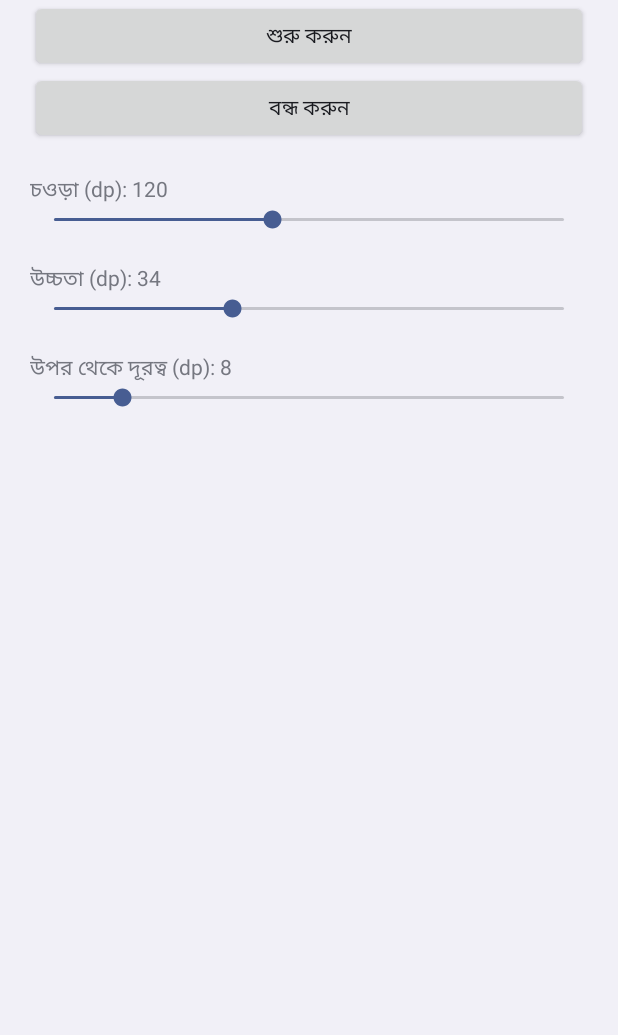
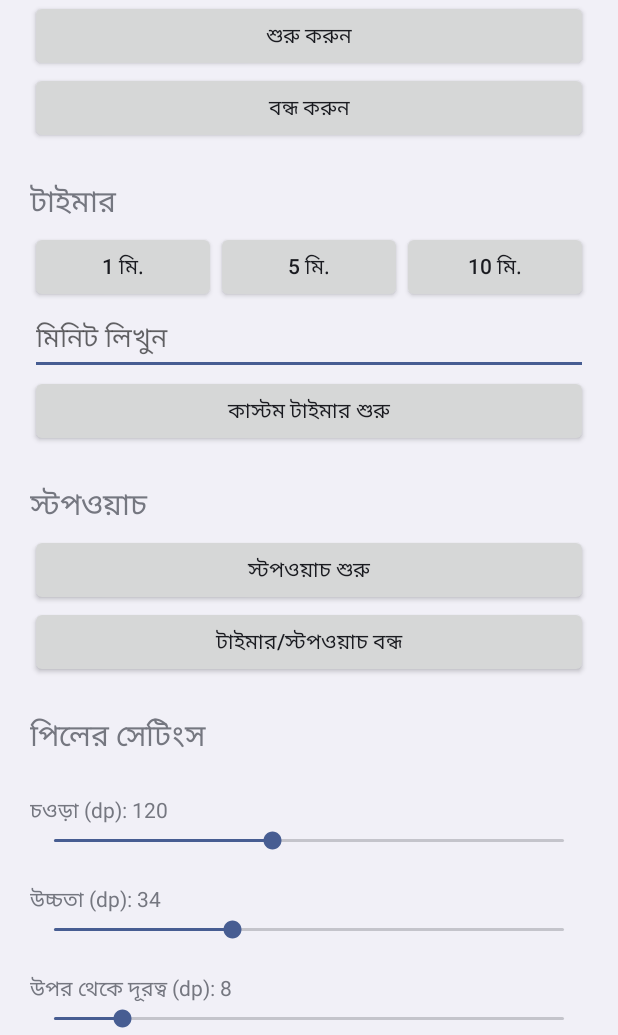
Before and after one commit to ahmedrafayet44-pixel/island-Pro, an Android app: the screen it shows after launch (MainActivity), after a tap on "শুরু করুন", on a phone screen of 412 x 824 dp, the part 201-1236 px from its top. Run offline under Robolectric (Android 15) with nearby library versions, the phone set to English and light mode, and no system bars.

Commit message:
Update MainActivity.kt

```diff
--- a/app/src/main/java/com/example/islandpro/MainActivity.kt
+++ b/app/src/main/java/com/example/islandpro/MainActivity.kt
@@ -8,11 +8,14 @@ import android.net.Uri
 import android.os.Build
 import android.os.Bundle
 import android.provider.Settings
+import android.text.InputType
 import android.widget.Button
+import android.widget.EditText
 import android.widget.LinearLayout
 import android.widget.ScrollView
 import android.widget.SeekBar
 import android.widget.TextView
+import android.widget.Toast
 
 class MainActivity : Activity() {
 
@@ -30,11 +33,44 @@ class MainActivity : Activity() {
             text = "Island"
             textSize = 28f
         })
-        root.addView(makeButton("শুরু করুন") { startIsland() })
+        root.addView(makeButton("শুরু করুন") { sendToService(null, 0) })
         root.addView(makeButton("বন্ধ করুন") {
             stopService(Intent(this, IslandService::class.java))
         })
 
+        root.addView(sectionTitle("টাইমার"))
+        val quick = LinearLayout(this).apply { orientation = LinearLayout.HORIZONTAL }
+        for (m in listOf(1, 5, 10)) {
+            quick.addView(
+                makeButton("$m মি.") { sendToService(IslandService.ACTION_TIMER, m * 60) },
+                LinearLayout.LayoutParams(0, LinearLayout.LayoutParams.WRAP_CONTENT, 1f)
+            )
+        }
+        root.addView(quick)
+
+        val custom = EditText(this).apply {
+            hint = "মিনিট লিখুন"
+            inputType = InputType.TYPE_CLASS_NUMBER
+        }
+        root.addView(custom)
+        root.addView(makeButton("কাস্টম টাইমার শুরু") {
+            val m = custom.text.toString().toIntOrNull()
+            if (m == null || m <= 0) {
+                Toast.makeText(this, "সঠিক মিনিট লিখুন", Toast.LENGTH_SHORT).show()
+            } else {
+                sendToService(IslandService.ACTION_TIMER, m * 60)
+            }
+        })
+
+        root.addView(sectionTitle("স্টপওয়াচ"))
+        root.addView(makeButton("স্টপওয়াচ শুরু") {
+            sendToService(IslandService.ACTION_STOPWATCH, 0)
+        })
+        root.addView(makeButton("টাইমার/স্টপওয়াচ বন্ধ") {
+            sendToService(IslandService.ACTION_CANCEL, 0)
+        })
+
+        root.addView(sectionTitle("পিলের সেটিংস"))
         addSlider(root, prefs, "চওড়া (dp)", "w", 60, 200, 120)
         addSlider(root, prefs, "উচ্চতা (dp)", "h", 20, 60, 34)
         addSlider(root, prefs, "উপর থেকে দূরত্ব (dp)", "top", 0, 60, 8)
@@ -46,6 +82,14 @@ class MainActivity : Activity() {
         }
     }
 
+    private fun sectionTitle(t: String): TextView {
+        return TextView(this).apply {
+            text = t
+            textSize = 20f
+            setPadding(0, dp(24), 0, dp(4))
+        }
+    }
+
     private fun makeButton(text: String, onClick: () -> Unit): Button {
         return Button(this).apply {
             this.text = text
@@ -53,7 +97,7 @@ class MainActivity : Activity() {
         }
     }
 
-    private fun startIsland() {
+    private fun sendToService(action: String?, sec: Int) {
         if (!Settings.canDrawOverlays(this)) {
             startActivity(
                 Intent(
@@ -61,9 +105,15 @@ class MainActivity : Activity() {
                     Uri.parse("package:$packageName")
                 )
             )
-        } else {
-            startForegroundService(Intent(this, IslandService::class.java))
+            return
         }
+        if (action == IslandService.ACTION_CANCEL && !IslandService.running) return
+        val i = Intent(this, IslandService::class.java)
+        if (action != null) {
+            i.action = action
+            i.putExtra("sec", sec)
+        }
+        startForegroundService(i)
     }
 
     private fun addSlider(
```
